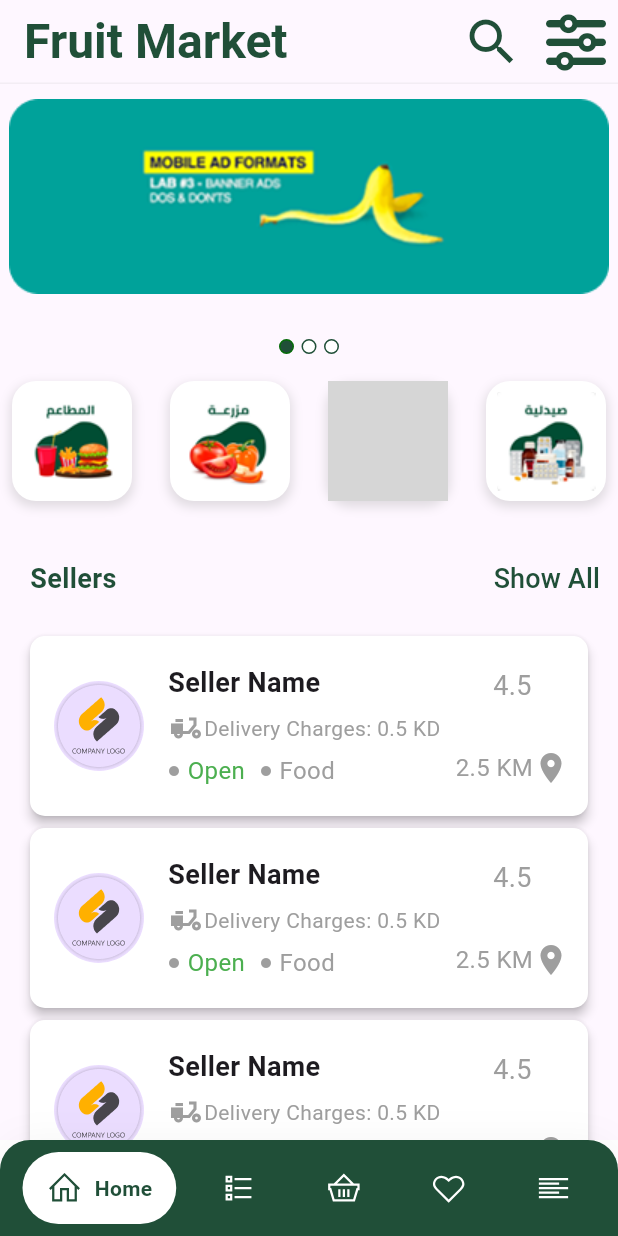
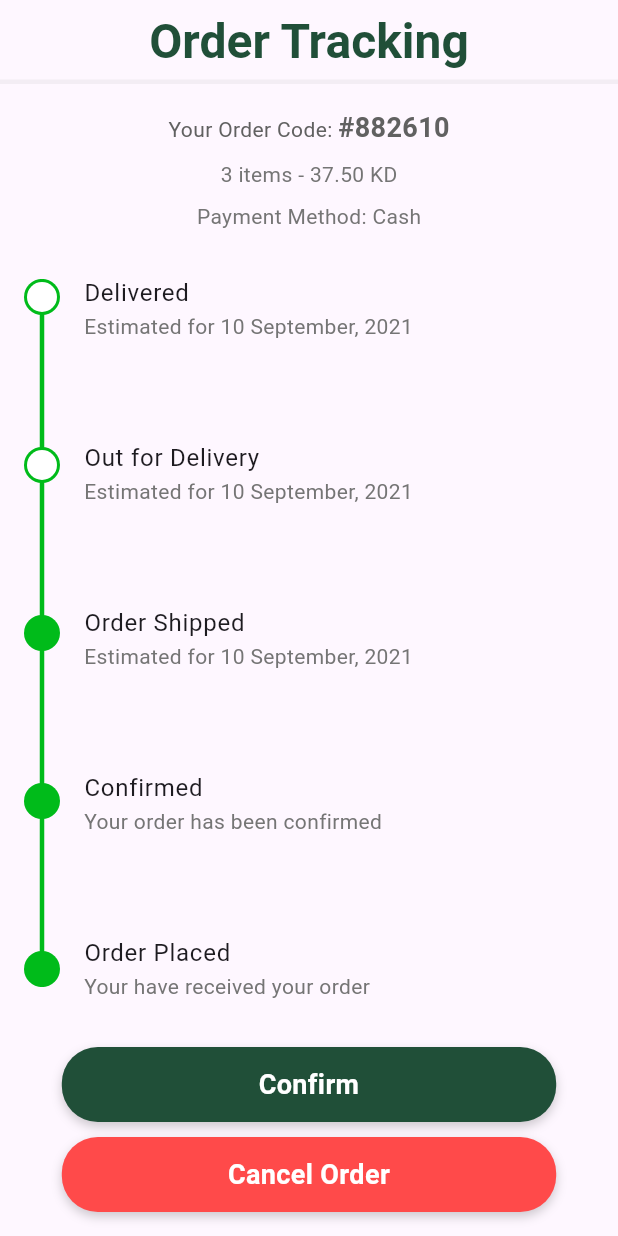
Before and after one commit to elne7/Fruits-App, a Flutter app: the screen it shows after launch, on a phone screen of 412 x 824 dp. Run offline on Flutter 3.47's test engine with Material 3 defaults, Android fonts, the phone set to English and light mode, and no system bars; drawn by our look-alikes of google_nav_bar; our stand-ins replace font_awesome_flutter, line_icons; missing offline and left inert: expansion_tile_list; grey boxes are pictures that could not be loaded.

Commit message:
- Create OrderTrackingView - Create CancelOrderDialoge - Update some issuse in CustomNoIconButton & ContactUsView

```diff
--- a/lib/core/widgets/custom_no_icon_button.dart
+++ b/lib/core/widgets/custom_no_icon_button.dart
@@ -6,14 +6,18 @@ class CustomNoIconButton extends StatelessWidget {
     super.key,
     required this.text,
     required this.bgColor,
+    this.onTap,
   });
 
   final String text;
   final String? bgColor;
+  final VoidCallback? onTap;
 
   @override
   Widget build(BuildContext context) {
-    return Container(
+    return GestureDetector(
+      onTap: onTap,
+      child: Container(
         height: 50,
         width: MediaQuery.of(context).size.width * 0.8,
         decoration: BoxDecoration(
@@ -43,6 +47,7 @@ class CustomNoIconButton extends StatelessWidget {
             ),
           ),
         ),
+      ),
     );
   }
 }
--- a/lib/features/contact_us/presentation/views/contact_us_view.dart
+++ b/lib/features/contact_us/presentation/views/contact_us_view.dart
@@ -1,7 +1,7 @@
 import 'package:flutter/material.dart';
 import 'package:fruits_app/core/constants/colors.dart';
 import 'package:fruits_app/core/widgets/custom_no_icon_button.dart';
-import 'package:fruits_app/features/contact_us/presentation/widgets/contact_us_Text_field.dart';
+import 'package:fruits_app/features/contact_us/presentation/widgets/contact_us_text_field.dart';
 import 'package:fruits_app/features/contact_us/presentation/widgets/refrence_icons_container.dart';
 
 class ContactUsView extends StatelessWidget {
--- /dev/null
+++ b/lib/features/order/presentation/views/order_tracking_view.dart
@@ -0,0 +1,11 @@
+import 'package:flutter/material.dart';
+import 'package:fruits_app/features/order/presentation/widgets/order_tracking/order_tracking_view_body.dart';
+
+class OrderTrackingView extends StatelessWidget {
+  const OrderTrackingView({super.key});
+
+  @override
+  Widget build(BuildContext context) {
+    return OrderTrackingViewBody();
+  }
+}
--- /dev/null
+++ b/lib/features/order/presentation/widgets/order_tracking/cancel_order_dialoge.dart
@@ -0,0 +1,50 @@
+import 'package:flutter/material.dart';
+import 'package:fruits_app/core/widgets/custom_no_icon_button.dart';
+import 'package:fruits_app/features/contact_us/presentation/widgets/contact_us_text_field.dart';
+import 'package:fruits_app/features/registeration/presentation/widgets/custom_text_field.dart';
+
+Future<void> cancelOrderDialogBuilder(BuildContext context) {
+  return showDialog<void>(
+    context: context,
+    builder: (BuildContext context) {
+      return AlertDialog(
+        backgroundColor: Colors.white,
+        title: Center(
+          child: const Text(
+            'Cancel Order',
+            style: TextStyle(fontSize: 20, fontWeight: FontWeight.bold),
+          ),
+        ),
+        contentPadding: const EdgeInsets.all(20),
+        content: Column(
+          mainAxisAlignment: MainAxisAlignment.start,
+          crossAxisAlignment: CrossAxisAlignment.start,
+          mainAxisSize: MainAxisSize.min,
+          children: [
+            CustomTextField(title: 'Reason'),
+            const SizedBox(height: 10),
+            ContactUsTextField(title: 'Notes', height: 100),
+          ],
+        ),
+        actions: <Widget>[
+          Column(
+            mainAxisAlignment: MainAxisAlignment.center,
+            crossAxisAlignment: CrossAxisAlignment.center,
+            children: [
+              CustomNoIconButton(text: 'Confirm Cancelation', bgColor: 'green'),
+              TextButton(
+                child: Text(
+                  'Close',
+                  style: TextStyle(fontSize: 18, color: Colors.grey[600]),
+                ),
+                onPressed: () {
+                  Navigator.of(context).pop();
+                },
+              ),
+            ],
+          ),
+        ],
+      );
+    },
+  );
+}
--- /dev/null
+++ b/lib/features/order/presentation/widgets/order_tracking/order_status_section.dart
@@ -0,0 +1,118 @@
+import 'package:flutter/material.dart';
+import 'package:fruits_app/core/constants/colors.dart';
+
+class OrderStatusSection extends StatefulWidget {
+  const OrderStatusSection({super.key});
+
+  @override
+  State<OrderStatusSection> createState() => _OrderStatusSectionState();
+}
+
+class _OrderStatusSectionState extends State<OrderStatusSection> {
+  @override
+  Widget build(BuildContext context) {
+    return Expanded(
+      child: Row(
+        children: [
+          Padding(
+            padding: const EdgeInsets.only(top: 16, bottom: 24),
+            child: Stack(
+              children: [
+                Padding(
+                  padding: const EdgeInsets.only(left: 4),
+                  child: VerticalDivider(thickness: 3, color: kGreenColor),
+                ),
+                Positioned(
+                  child: Column(
+                    mainAxisAlignment: MainAxisAlignment.spaceBetween,
+                    children: [
+                      NotDonePoint(),
+                      NotDonePoint(),
+                      DonePoint(),
+                      DonePoint(),
+                      DonePoint(),
+                    ],
+                  ),
+                ),
+              ],
+            ),
+          ),
+          const SizedBox(width: 16),
+          Expanded(
+            child: Column(
+              mainAxisAlignment: MainAxisAlignment.spaceBetween,
+              crossAxisAlignment: CrossAxisAlignment.start,
+              children: [
+                StatusListTile(
+                  title: 'Delivered',
+                  subtitle: 'Estimated for 10 September, 2021',
+                ),
+                StatusListTile(
+                  title: 'Out for Delivery',
+                  subtitle: 'Estimated for 10 September, 2021',
+                ),
+                StatusListTile(
+                  title: 'Order Shipped',
+                  subtitle: 'Estimated for 10 September, 2021',
+                ),
+                StatusListTile(
+                  title: 'Confirmed',
+                  subtitle: 'Your order has been confirmed',
+                ),
+                StatusListTile(
+                  title: 'Order Placed',
+                  subtitle: 'Your have received your order',
+                ),
+              ],
+            ),
+          ),
+        ],
+      ),
+    );
+  }
+}
+
+class StatusListTile extends StatelessWidget {
+  const StatusListTile({
+    super.key,
+    required this.title,
+    required this.subtitle,
+  });
+  final String title;
+  final String subtitle;
+
+  @override
+  Widget build(BuildContext context) {
+    return ListTile(
+      contentPadding: EdgeInsets.zero,
+      title: Text(title),
+      subtitle: Text(subtitle, style: TextStyle(color: Colors.grey.shade600)),
+    );
+  }
+}
+
+class DonePoint extends StatelessWidget {
+  const DonePoint({super.key});
+
+  @override
+  Widget build(BuildContext context) {
+    return CircleAvatar(radius: 12, backgroundColor: kGreenColor);
+  }
+}
+
+class NotDonePoint extends StatelessWidget {
+  const NotDonePoint({super.key});
+
+  @override
+  Widget build(BuildContext context) {
+    return CircleAvatar(
+      radius: 12,
+      backgroundColor: kGreenColor,
+      child: Container(
+        width: 20,
+        height: 20,
+        decoration: BoxDecoration(shape: BoxShape.circle, color: Colors.white),
+      ),
+    );
+  }
+}
--- /dev/null
+++ b/lib/features/order/presentation/widgets/order_tracking/order_tracking_view_body.dart
@@ -0,0 +1,70 @@
+import 'package:flutter/material.dart';
+import 'package:fruits_app/core/widgets/app_bar_title.dart';
+import 'package:fruits_app/core/widgets/custom_no_icon_button.dart';
+import 'package:fruits_app/features/order/presentation/widgets/order_tracking/cancel_order_dialoge.dart';
+import 'package:fruits_app/features/order/presentation/widgets/order_tracking/order_status_section.dart';
+
+class OrderTrackingViewBody extends StatelessWidget {
+  const OrderTrackingViewBody({super.key});
+
+  @override
+  Widget build(BuildContext context) {
+    return Scaffold(
+      appBar: AppBar(
+        title: AppBarTitle(title: 'Order Tracking'),
+        centerTitle: true,
+        shape: Border(
+          bottom: BorderSide(color: Colors.grey.withAlpha(30), width: 3.0),
+        ),
+      ),
+      body: Padding(
+        padding: const EdgeInsets.all(16.0),
+        child: Center(
+          child: Column(
+            mainAxisAlignment: MainAxisAlignment.start,
+            crossAxisAlignment: CrossAxisAlignment.center,
+            children: [
+              Text.rich(
+                TextSpan(
+                  text: 'Your Order Code: ',
+                  style: TextStyle(color: Colors.grey.shade700),
+                  children: [
+                    TextSpan(
+                      text: '#882610',
+                      style: TextStyle(
+                        fontWeight: FontWeight.bold,
+                        fontSize: 18,
+                      ),
+                    ),
+                  ],
+                ),
+              ),
+              const SizedBox(height: 8),
+              Text(
+                '3 items - 37.50 KD',
+                style: TextStyle(color: Colors.grey.shade600),
+              ),
+              const SizedBox(height: 8),
+              Text(
+                'Payment Method: Cash',
+                style: TextStyle(color: Colors.grey.shade600),
+              ),
+              const SizedBox(height: 16),
+              OrderStatusSection(),
+              const SizedBox(height: 16),
+              CustomNoIconButton(text: 'Confirm', bgColor: 'green'),
+              const SizedBox(height: 10),
+              CustomNoIconButton(
+                text: 'Cancel Order',
+                bgColor: 'red',
+                onTap: () {
+                  cancelOrderDialogBuilder(context);
+                },
+              ),
+            ],
+          ),
+        ),
+      ),
+    );
+  }
+}
--- a/lib/main.dart
+++ b/lib/main.dart
@@ -1,5 +1,6 @@
 import 'package:flutter/material.dart';
-import 'package:fruits_app/core/layout/custom_navigation_bar.dart';
+import 'package:fruits_app/features/order/presentation/widgets/order_tracking/order_tracking_view_body.dart';
+// import 'package:fruits_app/core/layout/custom_navigation_bar.dart';
 // import 'package:fruits_app/features/more/presentation/widgets/more_view_body.dart';
 // import 'package:fruits_app/features/order/presentation/widgets/order_view_body.dart';
 // import 'package:fruits_app/features/more/presentation/views/profile_view.dart';
@@ -21,7 +22,7 @@ class MyApp extends StatelessWidget {
       theme: ThemeData(
         colorScheme: ColorScheme.fromSeed(seedColor: Colors.deepPurple),
       ),
-      home: const CustomNavigationBar(),
+      home: const OrderTrackingViewBody(),
     );
   }
 }
```
Lines whose indentation alone changed are shown as unchanged.
